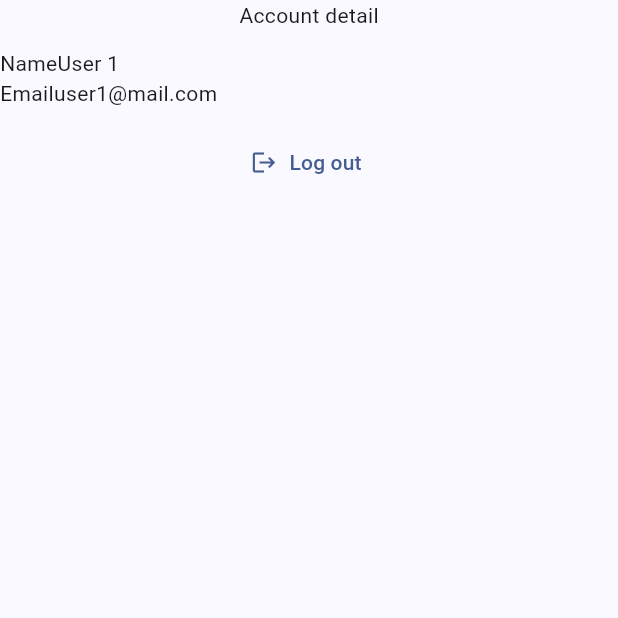
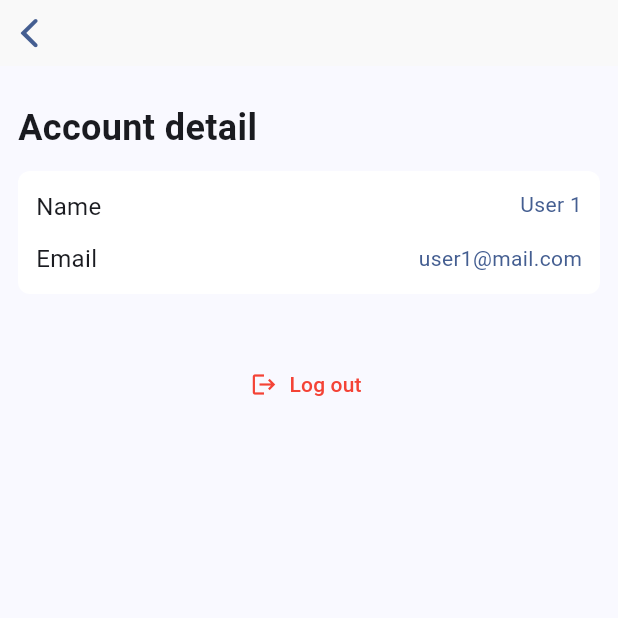
Before and after one commit to TheDP66/flutter_rust_application, a Flutter app: the AccountScreen screen opened directly, on a phone screen of 412 x 824 dp, the top half of it. Run offline on Flutter 3.47's test engine with Material 3 defaults, Android fonts, the phone set to English and light mode, and no system bars; our stand-ins replace dio, equatable, flutter_bloc, flutter_dotenv, get_it, shared_preferences; accounts and stored records are empty.

Commit message:
add package, fix dashboard, fix account page

```diff
--- a/lib/core/utils/validator.dart
+++ b/lib/core/utils/validator.dart
@@ -22,4 +22,9 @@ extension ExtString on String {
     final phoneRegExp = RegExp(r"^\+?0[0-9]{10}$");
     return phoneRegExp.hasMatch(this);
   }
+
+  bool get validNumber {
+    final numberRegExp = RegExp(r"^[0-9]+$");
+    return numberRegExp.hasMatch(this);
+  }
 }
--- a/lib/core/widgets/layout_app.dart
+++ b/lib/core/widgets/layout_app.dart
@@ -3,7 +3,7 @@ import 'package:InOut/presentation/pages/explore_screen.dart';
 import 'package:InOut/presentation/pages/profile_screen.dart';
 import 'package:flutter/material.dart';
 
-List<Widget> pageList = [
+List<Widget> pageList = const [
   DashboardScreen(),
   ExploreScreen(),
   ProfileScreen(),
--- a/lib/presentation/pages/account_screen/account_screen.dart
+++ b/lib/presentation/pages/account_screen/account_screen.dart
@@ -1,50 +1,145 @@
+import 'package:InOut/main.dart';
+import 'package:InOut/presentation/pages/login_screen/login_screen.dart';
+import 'package:flutter/cupertino.dart';
 import 'package:flutter/material.dart';
+import 'package:shared_preferences/shared_preferences.dart';
 
-class AccountScreen extends StatelessWidget {
+class AccountScreen extends StatefulWidget {
   const AccountScreen({super.key});
+
+  @override
+  State<AccountScreen> createState() => _AccountScreenState();
+}
+
+class _AccountScreenState extends State<AccountScreen> {
+  String? token;
+  late SharedPreferences prefs;
+
+  @override
+  void initState() {
+    super.initState();
+    _initializePrefs();
+  }
+
+  Future<void> _initializePrefs() async {
+    prefs = await SharedPreferences.getInstance();
+
+    setState(() {
+      token = prefs.getString("token");
+    });
+  }
+
+  Future<void> _logoutUser() async {
+    prefs.remove("token");
+
+    navigatorKey.currentState?.pushReplacement(
+      MaterialPageRoute(
+        builder: (context) => const LoginScreen(),
+      ),
+    );
+  }
 
   @override
   Widget build(BuildContext context) {
     return Scaffold(
-      body: Column(
+      appBar: CupertinoNavigationBar(
+        border: Border.all(
+          width: 0,
+          color: Colors.transparent,
+        ),
+      ),
+      body: Padding(
+        padding: const EdgeInsets.all(12),
+        child: Column(
+          crossAxisAlignment: CrossAxisAlignment.start,
           children: [
-          const Text("Account detail"),
+            const SizedBox(
+              height: 12,
+            ),
+            const Text(
+              "Account detail",
+              style: TextStyle(
+                fontSize: 24,
+                fontWeight: FontWeight.bold,
+              ),
+            ),
             const SizedBox(
               height: 12,
             ),
             Container(
+              decoration: BoxDecoration(
+                color: Colors.white,
+                borderRadius: BorderRadius.circular(8),
+              ),
+              padding: const EdgeInsets.all(12),
               child: Column(
                 children: [
                   Row(
+                    mainAxisAlignment: MainAxisAlignment.spaceBetween,
+                    crossAxisAlignment: CrossAxisAlignment.start,
                     children: [
-                    Text("Name"),
-                    Text("User 1"),
+                      const Text(
+                        "Name",
+                        style: TextStyle(
+                          fontSize: 16,
+                        ),
+                      ),
+                      Text(
+                        "User 1",
+                        style: TextStyle(
+                          color: Theme.of(context).primaryColor,
+                        ),
+                      ),
                     ],
                   ),
+                  const SizedBox(
+                    height: 12,
+                  ),
                   Row(
+                    mainAxisAlignment: MainAxisAlignment.spaceBetween,
                     children: [
-                    Text("Email"),
-                    Text("user1@mail.com"),
+                      const Text(
+                        "Email",
+                        style: TextStyle(
+                          fontSize: 16,
+                        ),
+                      ),
+                      Text(
+                        "user1@mail.com",
+                        style: TextStyle(
+                          color: Theme.of(context).primaryColor,
+                        ),
+                      ),
                     ],
                   ),
                 ],
               ),
             ),
             const SizedBox(
-            height: 12,
+              height: 36,
             ),
-          Container(
+            SizedBox(
               width: double.infinity,
               child: Expanded(
                 child: TextButton.icon(
-                onPressed: () {},
-                icon: Icon(Icons.logout),
-                label: const Text("Log out"),
+                  style: TextButton.styleFrom(
+                    iconColor: Colors.red,
+                    foregroundColor: Colors.red,
+                  ),
+                  onPressed: () => _logoutUser(),
+                  icon: const Icon(Icons.logout),
+                  label: const Text(
+                    "Log out",
+                    style: TextStyle(
+                      color: Colors.red,
+                    ),
+                  ),
                 ),
               ),
             ),
           ],
         ),
+      ),
     );
   }
 }
```
Also changed, not shown: lib/core/widgets/date_field_form.dart (added, +88 -0 lines), lib/core/widgets/text_field_form.dart (+6 -1 lines), lib/presentation/pages/dashboard_screen/dashboard_screen.dart (+8 -51 lines), lib/presentation/pages/package_screen/package_screen.dart (added, +128 -0 lines). Lines whose indentation alone changed are shown as unchanged.
